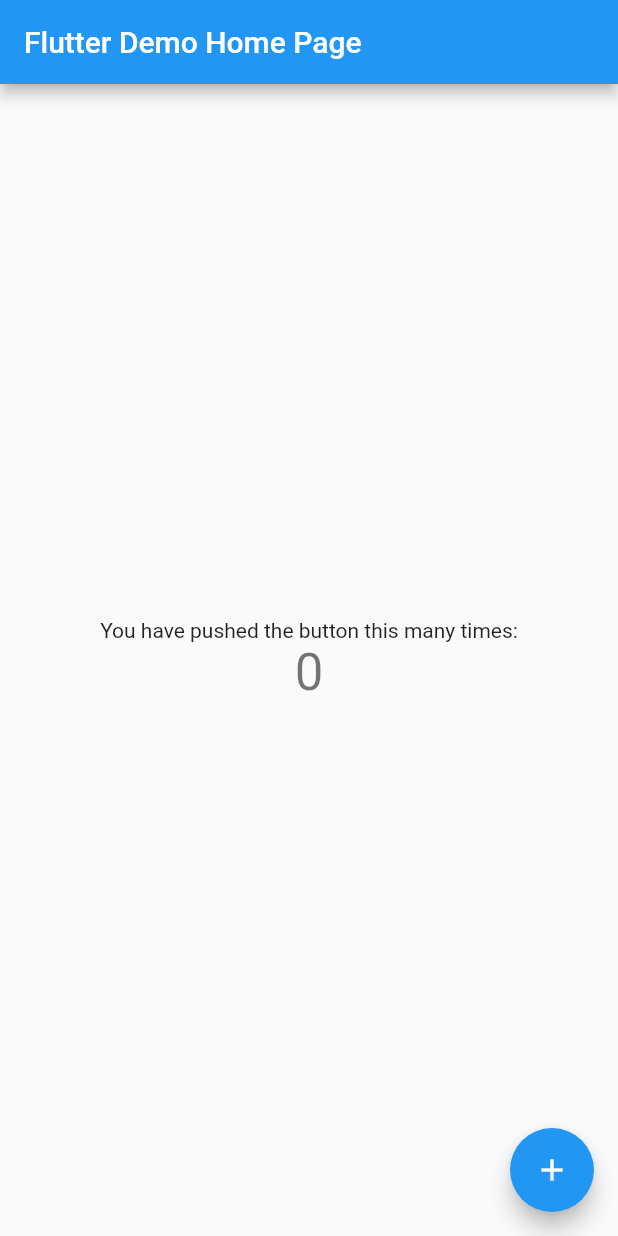
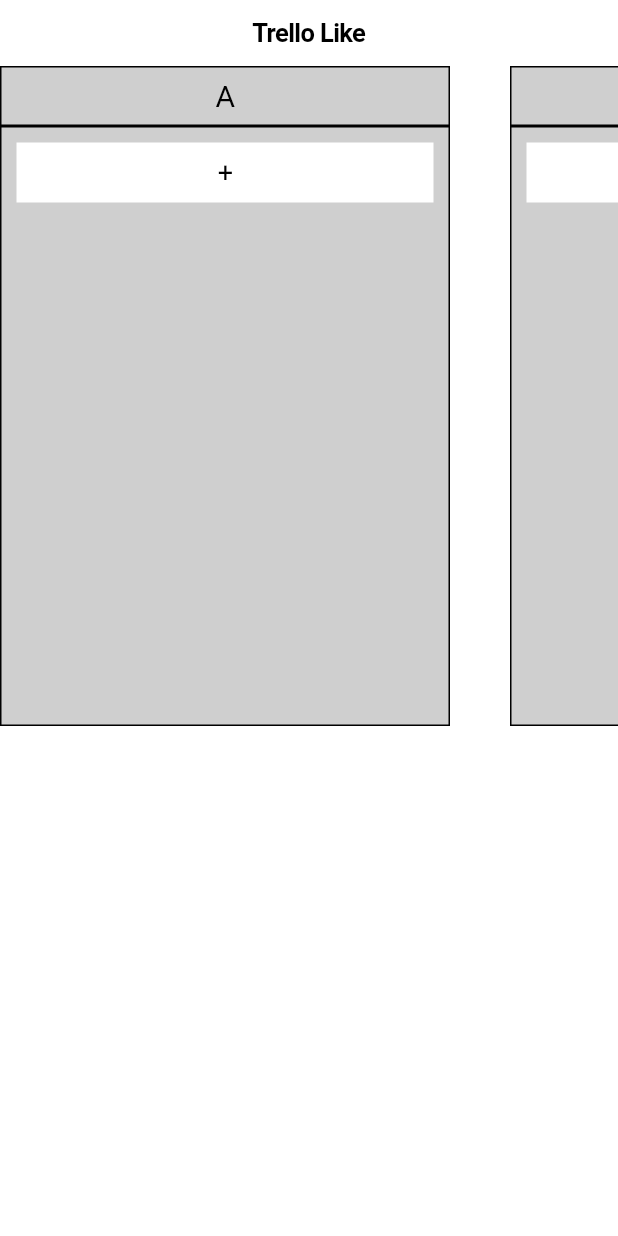
Before and after one commit to haeseoklee/TrelloLike, a Flutter app: the screen it shows after launch, on a phone screen of 412 x 824 dp. Run offline on Flutter 3.47's test engine with Material 2 defaults, Android fonts, the phone set to English and light mode, and no system bars; our stand-ins replace get.

Commit message:
implement trello like feature

```diff
--- /dev/null
+++ b/lib/app/controllers/trello_controller.dart
@@ -0,0 +1,55 @@
+import 'package:get/get.dart';
+import 'package:trello_like/app/data/model/item.dart';
+import 'package:trello_like/app/data/model/section.dart';
+
+class TrelloController extends GetxController {
+  List<Section> sections = [
+    Section(
+        id: 0, title: 'A', items: [Item(title: '+', itemType: ItemType.add)]),
+    Section(
+        id: 1, title: 'B', items: [Item(title: '+', itemType: ItemType.add)]),
+    Section(
+        id: 2, title: 'C', items: [Item(title: '+', itemType: ItemType.add)]),
+    Section(
+        id: 3, title: 'D', items: [Item(title: '+', itemType: ItemType.add)]),
+  ];
+
+  String todo = '';
+
+  void addSectionItem(int id, Item item) {
+    sections[id].items.insert(sections[id].items.length - 1, item);
+    update();
+  }
+
+  void updateSectionItem(int id, Item oldItem, Item newItem) {
+    var idx = sections[id].items.indexOf(oldItem);
+    sections[id].items[idx] = newItem;
+    update();
+  }
+
+  void moveRightSectionItem(int id, Item item) {
+    int newId = (id + 1) % sections.length;
+    deleteSectionItem(id, item);
+    addSectionItem(newId, item);
+  }
+
+  void moveLeftSectionItem(int id, Item item) {
+    int newId = (id - 1) < 0 ? sections.length - 1 : id - 1;
+    deleteSectionItem(id, item);
+    addSectionItem(newId, item);
+  }
+
+  void deleteSectionItem(int id, Item item) {
+    sections[id].items.remove(item);
+    update();
+  }
+
+  void updateTodo(String newTodo) {
+    todo = newTodo;
+    update();
+  }
+
+  void resetTodo() {
+    todo = '';
+  }
+}
--- /dev/null
+++ b/lib/app/data/model/item.dart
@@ -0,0 +1,8 @@
+class Item {
+  String title;
+  ItemType itemType;
+
+  Item({required this.title, required this.itemType});
+}
+
+enum ItemType { todo, add }
--- /dev/null
+++ b/lib/app/data/model/section.dart
@@ -0,0 +1,9 @@
+import 'package:trello_like/app/data/model/item.dart';
+
+class Section {
+  int id;
+  String title;
+  List<Item> items;
+
+  Section({required this.id, required this.title, required this.items});
+}
--- /dev/null
+++ b/lib/app/routes/app_routes.dart
@@ -0,0 +1,3 @@
+abstract class Routes {
+  static const HOME = '/';
+}
--- /dev/null
+++ b/lib/app/ui/pages/trello_page.dart
@@ -0,0 +1,35 @@
+import 'package:flutter/cupertino.dart';
+import 'package:get/get.dart';
+import 'package:trello_like/app/controllers/trello_controller.dart';
+import 'package:trello_like/app/ui/widgets/trello_tile.dart';
+
+class TrelloPage extends GetView<TrelloController> {
+  const TrelloPage({Key? key}) : super(key: key);
+
+  @override
+  Widget build(BuildContext context) {
+    return CupertinoPageScaffold(
+      navigationBar: const CupertinoNavigationBar(
+        middle: Text('Trello Like'),
+      ),
+      child: SafeArea(child: GetBuilder<TrelloController>(
+        builder: (controller) {
+          return GridView.builder(
+            scrollDirection: Axis.horizontal,
+            gridDelegate: const SliverGridDelegateWithFixedCrossAxisCount(
+              crossAxisCount: 1,
+              mainAxisSpacing: 40,
+              childAspectRatio: 1.33,
+              mainAxisExtent: 300,
+            ),
+            itemCount: controller.sections.length,
+            itemBuilder: (context, index) {
+              final sectionId = index;
+              return TrelloTile(sectionId: sectionId);
+            },
+          );
+        },
+      )),
+    );
+  }
+}
--- /dev/null
+++ b/lib/app/ui/widgets/trello_tile.dart
@@ -0,0 +1,193 @@
+import 'package:flutter/cupertino.dart';
+import 'package:get/get.dart';
+import 'package:trello_like/app/controllers/trello_controller.dart';
+import 'package:trello_like/app/data/model/item.dart';
+
+class TrelloTile extends GetView<TrelloController> {
+  final int sectionId;
+
+  const TrelloTile({Key? key, required this.sectionId}) : super(key: key);
+
+  @override
+  Widget build(BuildContext context) {
+    void showAlert(title, oldItem, mode, context, buttonHandler) {
+      if (mode == showAlertType.edit) {
+        controller.updateTodo((oldItem as Item).title);
+      }
+      showCupertinoDialog(
+        context: context,
+        builder: (context) {
+          return CupertinoAlertDialog(
+            title: Text(title),
+            content: CupertinoTextFormFieldRow(
+              initialValue: controller.todo,
+              padding: EdgeInsets.zero,
+              placeholder: 'item',
+              onChanged: (value) {
+                controller.updateTodo(value);
+              },
+            ),
+            actions: [
+              CupertinoDialogAction(
+                isDefaultAction: true,
+                child: const Text('OK'),
+                onPressed: () {
+                  if (controller.todo.isEmpty) {
+                    return;
+                  }
+                  Get.back();
+                  final item =
+                      Item(title: controller.todo, itemType: ItemType.todo);
+                  buttonHandler(oldItem, item);
+                },
+              ),
+            ],
+          );
+        },
+      );
+    }
+
+    Widget _addItemButton(item) => CupertinoButton(
+          padding: EdgeInsets.zero,
+          onPressed: () {
+            showAlert('Add Item', item, showAlertType.add, context,
+                (oldItem, newItem) {
+              controller.addSectionItem(sectionId, newItem);
+              controller.resetTodo();
+            });
+          },
+          child: Center(
+            child: Text(
+              item.title,
+              textAlign: TextAlign.center,
+              style:
+                  const TextStyle(color: CupertinoColors.black, fontSize: 18),
+            ),
+          ),
+        );
+
+    Widget _addItem(item) => Container(
+          alignment: Alignment.center,
+          height: 40.0,
+          width: 250.0,
+          color: CupertinoColors.white,
+          child: Center(
+            child: _addItemButton(item),
+          ),
+        );
+
+    Widget _leftMoveButton(item) => sectionId == 0
+        ? const SizedBox()
+        : CupertinoButton(
+            padding: EdgeInsets.zero,
+            child:
+                const Text('<', style: TextStyle(color: CupertinoColors.black)),
+            onPressed: () {
+              controller.moveLeftSectionItem(sectionId, item);
+            },
+          );
+
+    Widget _middleTitleButton(item) => CupertinoButton(
+          padding: EdgeInsets.zero,
+          onPressed: () {
+            showAlert(
+              'Edit Item',
+              item,
+              showAlertType.edit,
+              context,
+              (oldItem, newItem) {
+                controller.updateSectionItem(sectionId, oldItem, newItem);
+                controller.resetTodo();
+              },
+            );
+          },
+          child: SizedBox(
+            width: 150,
+            child: Text(
+              item.title,
+              textAlign: TextAlign.center,
+              maxLines: 1,
+              style: const TextStyle(
+                  color: CupertinoColors.black,
+                  fontSize: 18,
+                  overflow: TextOverflow.ellipsis),
+            ),
+          ),
+        );
+
+    Widget _rightMoveButton(item) => sectionId == controller.sections.length - 1
+        ? const SizedBox()
+        : CupertinoButton(
+            padding: EdgeInsets.zero,
+            child:
+                const Text('>', style: TextStyle(color: CupertinoColors.black)),
+            onPressed: () {
+              controller.moveRightSectionItem(sectionId, item);
+            },
+          );
+
+    Widget _todoItem(item) => Container(
+          height: 40.0,
+          width: 250.0,
+          color: CupertinoColors.white,
+          child: Center(
+            child: Row(
+              mainAxisAlignment: MainAxisAlignment.center,
+              children: [
+                _leftMoveButton(item),
+                _middleTitleButton(item),
+                _rightMoveButton(item),
+              ],
+            ),
+          ),
+        );
+
+    return Column(
+      children: [
+        Container(
+          decoration: BoxDecoration(
+            color: const Color(0xffcfcfcf),
+            border: Border.all(color: CupertinoColors.black),
+          ),
+          height: 40.0,
+          width: double.infinity,
+          child: Center(
+            child: Text(
+              controller.sections[sectionId].title,
+              textAlign: TextAlign.center,
+              style:
+                  const TextStyle(color: CupertinoColors.black, fontSize: 20),
+            ),
+          ),
+        ),
+        Container(
+          height: 400,
+          decoration: BoxDecoration(
+            color: Color(0xffcfcfcf),
+            border: Border.all(color: CupertinoColors.black),
+          ),
+          child: GetBuilder<TrelloController>(
+            builder: (controller) {
+              return ListView.separated(
+                padding: const EdgeInsets.all(10.0),
+                scrollDirection: Axis.vertical,
+                itemBuilder: (context, index) {
+                  final item = controller.sections[sectionId].items[index];
+                  return item.itemType == ItemType.add
+                      ? _addItem(item)
+                      : _todoItem(item);
+                },
+                separatorBuilder: (context, index) {
+                  return const SizedBox(height: 10.0);
+                },
+                itemCount: controller.sections[sectionId].items.length,
+              );
+            },
+          ),
+        ),
+      ],
+    );
+  }
+}
+
+enum showAlertType { add, edit }
--- a/lib/main.dart
+++ b/lib/main.dart
@@ -1,115 +1,12 @@
 import 'package:flutter/material.dart';
+import 'package:get/get.dart';
+import 'package:trello_like/app/routes/app_pages.dart';
+import 'package:trello_like/app/routes/app_routes.dart';
 
 void main() {
-  runApp(const MyApp());
+  runApp(GetCupertinoApp(
+    initialRoute: Routes.HOME,
+    defaultTransition: Transition.fade,
+    getPages: AppPages.pages,
+  ));
 }
-
-class MyApp extends StatelessWidget {
-  const MyApp({Key? key}) : super(key: key);
-
-  // This widget is the root of your application.
-  @override
-  Widget build(BuildContext context) {
-    return MaterialApp(
-      title: 'Flutter Demo',
-      theme: ThemeData(
-        // This is the theme of your application.
-        //
-        // Try running your application with "flutter run". You'll see the
-        // application has a blue toolbar. Then, without quitting the app, try
-        // changing the primarySwatch below to Colors.green and then invoke
-        // "hot reload" (press "r" in the console where you ran "flutter run",
-        // or simply save your changes to "hot reload" in a Flutter IDE).
-        // Notice that the counter didn't reset back to zero; the application
-        // is not restarted.
-        primarySwatch: Colors.blue,
-      ),
-      home: const MyHomePage(title: 'Flutter Demo Home Page'),
-    );
-  }
-}
-
-class MyHomePage extends StatefulWidget {
-  const MyHomePage({Key? key, required this.title}) : super(key: key);
-
-  // This widget is the home page of your application. It is stateful, meaning
-  // that it has a State object (defined below) that contains fields that affect
-  // how it looks.
-
-  // This class is the configuration for the state. It holds the values (in this
-  // case the title) provided by the parent (in this case the App widget) and
-  // used by the build method of the State. Fields in a Widget subclass are
-  // always marked "final".
-
-  final String title;
-
-  @override
-  State<MyHomePage> createState() => _MyHomePageState();
-}
-
-class _MyHomePageState extends State<MyHomePage> {
-  int _counter = 0;
-
-  void _incrementCounter() {
-    setState(() {
-      // This call to setState tells the Flutter framework that something has
-      // changed in this State, which causes it to rerun the build method below
-      // so that the display can reflect the updated values. If we changed
-      // _counter without calling setState(), then the build method would not be
-      // called again, and so nothing would appear to happen.
-      _counter++;
-    });
-  }
-
-  @override
-  Widget build(BuildContext context) {
-    // This method is rerun every time setState is called, for instance as done
-    // by the _incrementCounter method above.
-    //
-    // The Flutter framework has been optimized to make rerunning build methods
-    // fast, so that you can just rebuild anything that needs updating rather
-    // than having to individually change instances of widgets.
-    return Scaffold(
-      appBar: AppBar(
-        // Here we take the value from the MyHomePage object that was created by
-        // the App.build method, and use it to set our appbar title.
-        title: Text(widget.title),
-      ),
-      body: Center(
-        // Center is a layout widget. It takes a single child and positions it
-        // in the middle of the parent.
-        child: Column(
-          // Column is also a layout widget. It takes a list of children and
-          // arranges them vertically. By default, it sizes itself to fit its
-          // children horizontally, and tries to be as tall as its parent.
-          //
-          // Invoke "debug painting" (press "p" in the console, choose the
-          // "Toggle Debug Paint" action from the Flutter Inspector in Android
-          // Studio, or the "Toggle Debug Paint" command in Visual Studio Code)
-          // to see the wireframe for each widget.
-          //
-          // Column has various properties to control how it sizes itself and
-          // how it positions its children. Here we use mainAxisAlignment to
-          // center the children vertically; the main axis here is the vertical
-          // axis because Columns are vertical (the cross axis would be
-          // horizontal).
-          mainAxisAlignment: MainAxisAlignment.center,
-          children: <Widget>[
-            const Text(
-              'You have pushed the button this many times:',
-            ),
-            Text(
-              '$_counter',
-              style: Theme.of(context).textTheme.headline4,
-            ),
-          ],
-        ),
-      ),
-      floatingActionButton: FloatingActionButton(
-        onPressed: _incrementCounter,
-        tooltip: 'Increment',
-        child: const Icon(Icons.add),
-      ), // This trailing comma makes auto-formatting nicer for build methods.
-    );
-  }
-}
```
Also changed, not shown: lib/app/bindings/trello_binding.dart (added, +11 -0 lines), lib/app/routes/app_pages.dart (added, +14 -0 lines), 1 other file.
